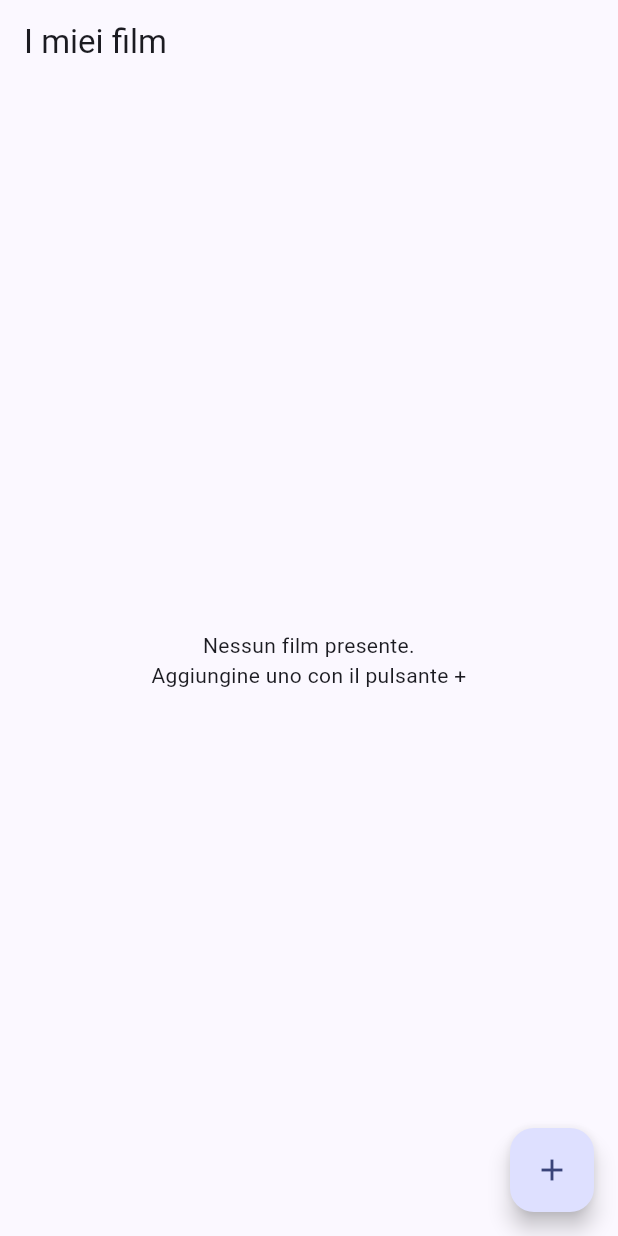
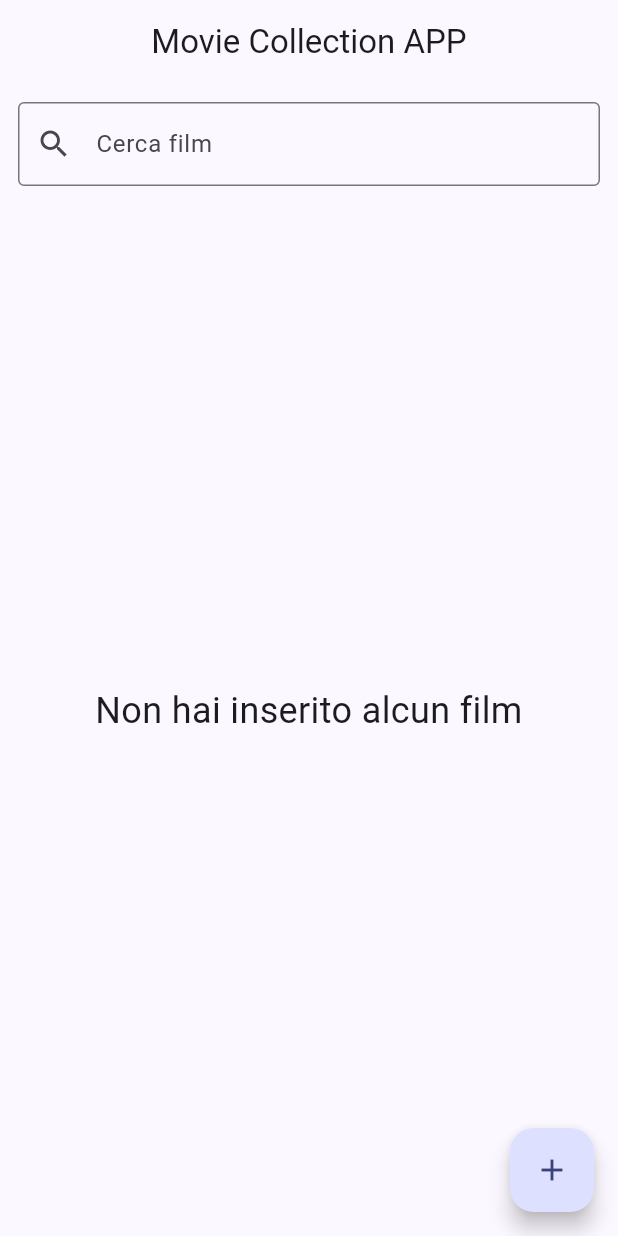
Before and after one commit to DJrOf/esercitazione_18, a Flutter app: the screen it shows after launch, on a phone screen of 412 x 824 dp. Run offline on Flutter 3.47's test engine with Material 3 defaults, Android fonts, the phone set to English and light mode, and no system bars; our stand-ins replace sqflite; accounts and stored records are empty.

Commit message:
self-homeview

```diff
--- a/lib/main.dart
+++ b/lib/main.dart
@@ -2,11 +2,18 @@ import 'package:flutter/material.dart';
 import 'package:provider/provider.dart';
 
 import 'viewmodels/movie_view_model.dart';
-import 'views/movie_list_view.dart';
+import 'views/home_view.dart';
 
 void main() {
   WidgetsFlutterBinding.ensureInitialized();
-  runApp(const MyApp());
+  runApp(
+    MultiProvider(
+      providers: [
+        ChangeNotifierProvider(create: (_) => MovieViewModel()),
+      ],
+      child: const MyApp(),
+    ),
+  );
 }
 
 class MyApp extends StatelessWidget {
@@ -14,17 +21,14 @@ class MyApp extends StatelessWidget {
 
   @override
   Widget build(BuildContext context) {
-    return ChangeNotifierProvider(
-      create: (_) => MovieViewModel(),
-      child: MaterialApp(
-        title: 'Movie SQLite MVVM',
-        debugShowCheckedModeBanner: false,
-        theme: ThemeData(
-          colorScheme: ColorScheme.fromSeed(seedColor: Colors.indigo),
-          useMaterial3: true,
-        ),
-        home: const MovieListView(),
+    return MaterialApp(
+      title: 'Flutter Demo',
+      debugShowCheckedModeBanner: false,
+      theme: ThemeData(
+        colorScheme: ColorScheme.fromSeed(seedColor: Colors.indigo),
+        useMaterial3: true,
       ),
+      home: const HomeView(),
     );
   }
 }
--- a/lib/services/database_service.dart
+++ b/lib/services/database_service.dart
@@ -20,7 +20,7 @@ class DatabaseService {
     final documentsDirectory = await getApplicationDocumentsDirectory();
     final path = join(documentsDirectory.path, 'movies.db');
 
-    return openDatabase(
+    return await openDatabase(
       path,
       version: 1,
       onCreate: _onCreate,
@@ -41,7 +41,9 @@ class DatabaseService {
 
   Future<int> insertMovie(Movie movie) async {
     final db = await database;
-    return db.insert('film', movie.toMap());
+    return db.insert('film',
+    movie.toMap(),
+    conflictAlgorithm: ConflictAlgorithm.replace);
   }
 
   Future<List<Movie>> getMovies() async {
--- /dev/null
+++ b/lib/views/home_view.dart
@@ -0,0 +1,153 @@
+import 'package:flutter/material.dart';
+import 'package:provider/provider.dart';
+
+import '../models/movie.dart';
+import '../viewmodels/movie_view_model.dart';
+import 'movie_form_view.dart';
+
+class HomeView extends StatefulWidget {
+  const HomeView({super.key});
+
+  @override
+  State<HomeView> createState() => _HomeViewState();
+}
+
+class _HomeViewState extends State<HomeView> {
+  final TextEditingController _searchController = TextEditingController();
+  bool _hasRequestedMovies = false;
+
+  @override
+  void dispose() {
+    _searchController.dispose();
+    super.dispose();
+  }
+
+  Future<void> _openForm({Movie? movie}) async {
+    await Navigator.of(context).push(
+      MaterialPageRoute(
+        builder: (_) => MovieFormView(movie: movie),
+      ),
+    );
+  }
+
+  Future<void> _confirmDelete(Movie movie) async {
+    final confirmed = await showDialog<bool>(
+      context: context,
+      builder: (context) => AlertDialog(
+        title: const Text('Elimina film'),
+        content: Text('Vuoi eliminare "${movie.title}"?'),
+        actions: [
+          TextButton(
+            onPressed: () => Navigator.of(context).pop(false),
+            child: const Text('Annulla'),
+          ),
+          FilledButton(
+            onPressed: () => Navigator.of(context).pop(true),
+            child: const Text('Elimina'),
+          ),
+        ],
+      ),
+    );
+
+    if (confirmed == true && movie.id != null && mounted) {
+      final viewModel = context.read<MovieViewModel>();
+      await viewModel.deleteMovie(movie.id!);
+      if (_searchController.text.isNotEmpty && mounted) {
+        viewModel.filterMovies(_searchController.text);
+      }
+    }
+  }
+
+  @override
+  Widget build(BuildContext context) {
+    WidgetsBinding.instance.addPostFrameCallback((_) {
+      if (_hasRequestedMovies) return;
+      _hasRequestedMovies = true;
+      context.read<MovieViewModel>().fecthMovies();
+    });
+
+    return Scaffold(
+      appBar: AppBar(
+        title: const Text('Movie Collection APP'),
+        centerTitle: true,
+      ),
+      body: Column(
+        children: [
+          Padding(
+            padding: const EdgeInsets.fromLTRB(12, 12, 12, 0),
+            child: TextField(
+              controller: _searchController,
+              decoration: const InputDecoration(
+                labelText: 'Cerca film',
+                hintText: 'Titolo o trama',
+                prefixIcon: Icon(Icons.search),
+                border: OutlineInputBorder(),
+              ),
+              onChanged: (query) {
+                context.read<MovieViewModel>().filterMovies(query);
+              },
+            ),
+          ),
+          Expanded(
+            child: Consumer<MovieViewModel>(
+              builder: (context, viewModel, child) {
+                if (viewModel.isLoading) {
+                  return const Center(child: CircularProgressIndicator());
+                }
+
+                if (viewModel.movies.isEmpty) {
+                  return const Center(
+                    child: Text(
+                      'Non hai inserito alcun film',
+                      textAlign: TextAlign.center,
+                      style: TextStyle(fontSize: 24),
+                    ),
+                  );
+                }
+
+                if (viewModel.filteredMovies.isEmpty) {
+                  return const Center(
+                    child: Text('Nessun film trovato per questa ricerca'),
+                  );
+                }
+
+                return RefreshIndicator(
+                  onRefresh: viewModel.fecthMovies,
+                  child: ListView.separated(
+                    padding: const EdgeInsets.all(12),
+                    itemCount: viewModel.filteredMovies.length,
+                    separatorBuilder: (context, index) =>
+                        const SizedBox(height: 8),
+                    itemBuilder: (context, index) {
+                      final movie = viewModel.filteredMovies[index];
+                      return Card(
+                        child: ListTile(
+                          title: Text(movie.title),
+                          subtitle: Text(
+                            '${movie.year} • ${movie.duration} min\n${movie.plot}',
+                            maxLines: 3,
+                            overflow: TextOverflow.ellipsis,
+                          ),
+                          isThreeLine: true,
+                          onTap: () => _openForm(movie: movie),
+                          trailing: IconButton(
+                            icon: const Icon(Icons.delete_outline),
+                            onPressed: () => _confirmDelete(movie),
+                          ),
+                        ),
+                      );
+                    },
+                  ),
+                );
+              },
+            ),
+          ),
+        ],
+      ),
+      floatingActionButton: FloatingActionButton(
+        onPressed: () => _openForm(),
+        child: const Icon(Icons.add),
+      ),
+    );
+  }
+}
--- a/lib/views/movie_list_view.dart
+++ /dev/null
@@ -1,131 +0,0 @@
-import 'package:flutter/material.dart';
-import 'package:provider/provider.dart';
-
-import '../models/movie.dart';
-import '../viewmodels/movie_view_model.dart';
-import 'movie_form_view.dart';
-
-class MovieListView extends StatefulWidget {
-  const MovieListView({super.key});
-
-  @override
-  State<MovieListView> createState() => _MovieListViewState();
-}
-
-class _MovieListViewState extends State<MovieListView> {
-  @override
-  void initState() {
-    super.initState();
-    WidgetsBinding.instance.addPostFrameCallback((_) {
-      context.read<MovieViewModel>().loadMovies();
-    });
-  }
-
-  Future<void> _openForm({Movie? movie}) async {
-    await Navigator.of(context).push(
-      MaterialPageRoute(
-        builder: (_) => MovieFormView(movie: movie),
-      ),
-    );
-  }
-
-  Future<void> _confirmDelete(Movie movie) async {
-    final confirmed = await showDialog<bool>(
-      context: context,
-      builder: (context) => AlertDialog(
-        title: const Text('Elimina film'),
-        content: Text('Vuoi eliminare "${movie.title}"?'),
-        actions: [
-          TextButton(
-            onPressed: () => Navigator.of(context).pop(false),
-            child: const Text('Annulla'),
-          ),
-          FilledButton(
-            onPressed: () => Navigator.of(context).pop(true),
-            child: const Text('Elimina'),
-          ),
-        ],
-      ),
-    );
-
-    if (confirmed == true && movie.id != null && mounted) {
-      await context.read<MovieViewModel>().deleteMovie(movie.id!);
-    }
-  }
-
-  @override
-  Widget build(BuildContext context) {
-    return Scaffold(
-      appBar: AppBar(
-        title: const Text('I miei film'),
-      ),
-      body: Consumer<MovieViewModel>(
-        builder: (context, viewModel, child) {
-          if (viewModel.isLoading) {
-            return const Center(child: CircularProgressIndicator());
-          }
-
-          if (viewModel.error != null && viewModel.movies.isEmpty) {
-            return Center(
-              child: Padding(
-                padding: const EdgeInsets.all(24),
-                child: Column(
-                  mainAxisSize: MainAxisSize.min,
-                  children: [
-                    Text(viewModel.error!, textAlign: TextAlign.center),
-                    const SizedBox(height: 16),
-                    FilledButton(
-                      onPressed: viewModel.loadMovies,
-                      child: const Text('Riprova'),
-                    ),
-                  ],
-                ),
-              ),
-            );
-          }
-
-          if (viewModel.movies.isEmpty) {
-            return const Center(
-              child: Text(
-                'Nessun film presente.\nAggiungine uno con il pulsante +',
-                textAlign: TextAlign.center,
-              ),
-            );
-          }
-
-          return RefreshIndicator(
-            onRefresh: viewModel.loadMovies,
-            child: ListView.separated(
-              padding: const EdgeInsets.all(12),
-              itemCount: viewModel.movies.length,
-              separatorBuilder: (context, index) => const SizedBox(height: 8),
-              itemBuilder: (context, index) {
-                final movie = viewModel.movies[index];
-                return Card(
-                  child: ListTile(
-                    title: Text(movie.title),
-                    subtitle: Text(
-                      '${movie.year} • ${movie.duration} min\n${movie.plot}',
-                      maxLines: 3,
-                      overflow: TextOverflow.ellipsis,
-                    ),
-                    isThreeLine: true,
-                    onTap: () => _openForm(movie: movie),
-                    trailing: IconButton(
-                      icon: const Icon(Icons.delete_outline),
-                      onPressed: () => _confirmDelete(movie),
-                    ),
-                  ),
-                );
-              },
-            ),
-          );
-        },
-      ),
-      floatingActionButton: FloatingActionButton(
-        onPressed: () => _openForm(),
-        child: const Icon(Icons.add),
-      ),
-    );
-  }
-}
```
Also changed, not shown: lib/viewmodels/movie_view_model.dart (+22 -4 lines), 2 other files.
